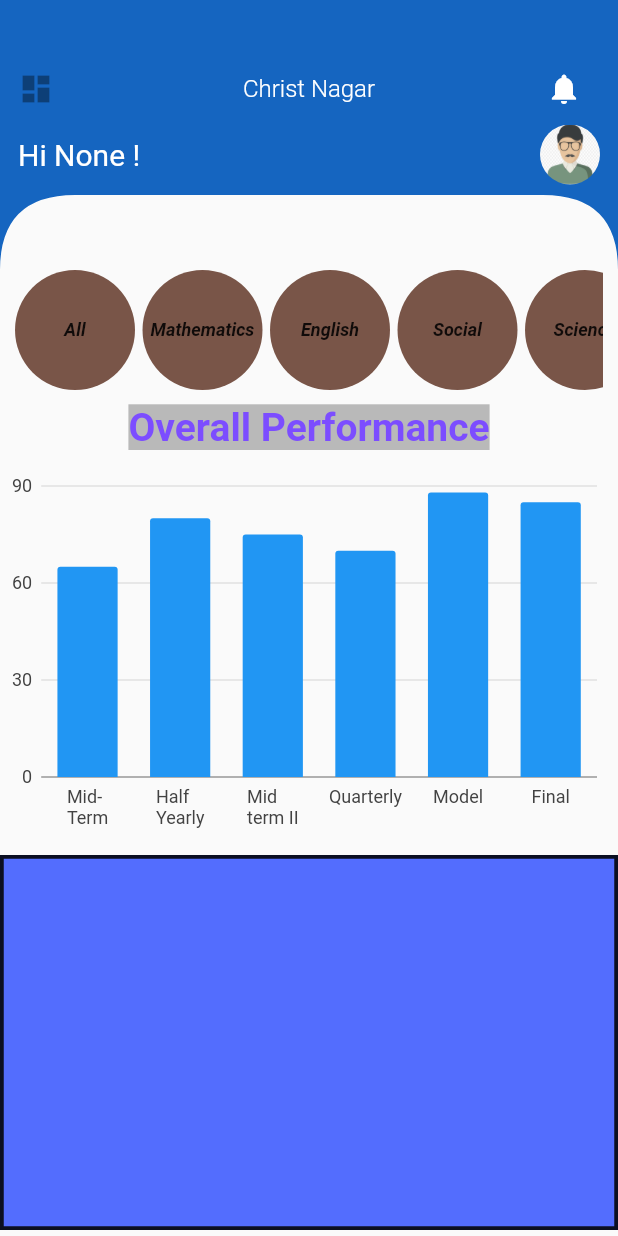
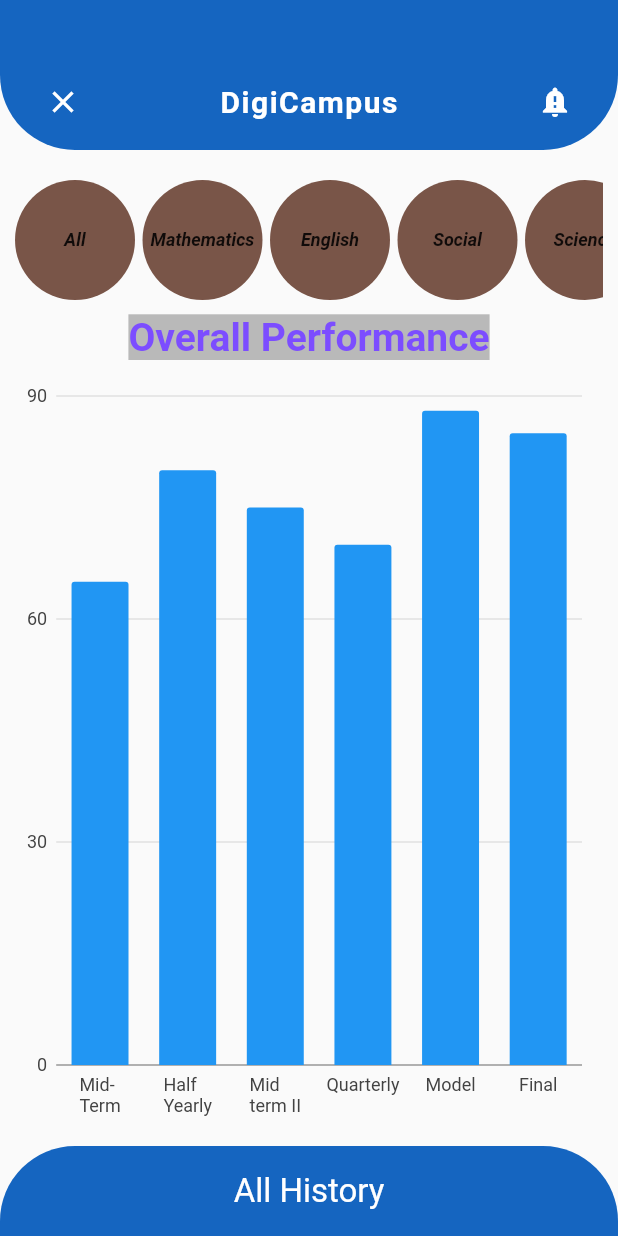
Before and after one commit to jijo0465/parent_app, a Flutter app: the ResultScreen screen opened by its route, on a phone screen of 412 x 824 dp. Run offline on Flutter 3.47's test engine with Material 2 defaults, Android fonts, the phone set to English and light mode, and no system bars; our stand-ins replace charts_flutter, shared_preferences; missing offline and left inert: dart:ffi, timeline_list; accounts and stored records are empty; Roboto replaces fonts that are missing (Montserrat).

```diff
--- a/lib/components/digi_drawer.dart
+++ b/lib/components/digi_drawer.dart
@@ -81,7 +81,7 @@ class _HiddenDrawerState extends State<HiddenDrawer>
             setState(() {});
           });
     scaleAnimation =
-        Tween<double>(begin: 1.0, end: 0.92).animate(animationController);
+        Tween<double>(begin: 1.0, end: 1.1).animate(animationController);
     radiusAnimation = BorderRadiusTween(
             begin: BorderRadius.circular(0.0), end: BorderRadius.circular(32))
         .animate(
--- /dev/null
+++ b/lib/components/digicampus_appbar.dart
@@ -0,0 +1,51 @@
+import 'package:flutter/material.dart';
+
+class DigiCampusAppbar extends StatelessWidget {
+  final VoidCallback onDrawerTapped;
+  final IconData icon;
+  const DigiCampusAppbar({Key key, this.onDrawerTapped, this.icon}) : super(key: key);
+
+  @override
+  Widget build(BuildContext context) {
+    return Container(
+      alignment: Alignment.bottomCenter,
+      padding: EdgeInsets.only(bottom: 20),
+      child: Row(
+        mainAxisAlignment: MainAxisAlignment.spaceBetween,
+        children: <Widget>[
+          Padding(
+            padding: const EdgeInsets.only(left: 30),
+            child: GestureDetector(
+              onTap: onDrawerTapped,
+              child: Container(
+                child: Icon(icon, color: Colors.white),
+              ),
+            ),
+          ),
+          Text(
+            'DigiCampus',
+            style: TextStyle(
+                letterSpacing: 1,
+                color: Colors.white,
+                fontSize: 20,
+                fontWeight: FontWeight.w600),
+          ),
+          Padding(
+            padding: const EdgeInsets.only(right: 30),
+            child: Icon(
+              Icons.notification_important,
+              color: Colors.white,
+            ),
+          )
+        ],
+      ),
+      decoration: BoxDecoration(
+          color: Colors.blue[800],
+          borderRadius: BorderRadius.only(
+              bottomLeft: Radius.circular(50),
+              bottomRight: Radius.circular(50))),
+      height: 100,
+      width: MediaQuery.of(context).size.width,
+    );
+  }
+}
--- a/lib/redirect.dart
+++ b/lib/redirect.dart
@@ -26,16 +26,17 @@ class _RedirectState extends State<Redirect> {
   Widget build(BuildContext context) {
     return Consumer<LoginState>(
         builder: (BuildContext context, LoginState value, Widget child) {
-      if (_loginStatus!=null) {
+      if (_loginStatus!=null && value.status==Status.Uninitialized) {
         SharedPreferences.getInstance().then((prefs) {
           _loginStatus = prefs.getBool('loggedIn');
           if (_loginStatus == true) {
             value.setStatus(Status.Authenticated);
-          } else {
+          }else{
             value.setStatus(Status.Unauthenticated);
           }
         });
       }
+      print(value.status);
       switch (value.status) {
         case Status.Uninitialized:
           return LoadingScreen();
--- a/lib/screens/login_screen.dart
+++ b/lib/screens/login_screen.dart
@@ -58,7 +58,7 @@ class _LoginScreenState extends State<LoginScreen> {
                     return RaisedButton(
                         child: Text('Log in'),
                         onPressed: () async {
-                          value.setStatus(Status.Authenticating);
+                          // value.setStatus(Status.Authenticating);
 
                           Parent parent =
                               await DigiAuth().signIn(_id, _password);
--- a/lib/screens/result_screen.dart
+++ b/lib/screens/result_screen.dart
@@ -1,7 +1,10 @@
+import 'package:flutter/cupertino.dart';
 import 'package:flutter/material.dart';
 import 'package:parent_app/components/digi_appbar.dart';
 import 'package:parent_app/components/digi_subject_bar.dart';
 import 'package:parent_app/components/digi_graph_chart.dart';
+import 'package:parent_app/components/digi_time_line.dart';
+import 'package:parent_app/components/digicampus_appbar.dart';
 
 enum Subjects { All, Mathematics, English, Social, Science, Malayalam, Hindi }
 
@@ -24,7 +27,19 @@ class _ResultScreenState extends State<ResultScreen> {
     'Hindi'
   ];
   String title = titleList.first;
-  int subjectIndex=0;
+  int subjectIndex = 0;
+  PageController _pageController = PageController(
+    initialPage: 0,
+  );
+
+  @override
+  void initState() {
+    _pageController.addListener(() {
+      print('gasd');
+    });
+    super.initState();
+  }
+
   @override
   Widget build(BuildContext context) {
     return Scaffold(
@@ -34,10 +49,15 @@ class _ResultScreenState extends State<ResultScreen> {
         //             backgroundColor: Colors.blue,
         //             color: Colors.black87,
         //             fontWeight: FontWeight.bold))),
-        body: Column(children: <Widget>[
-      DigiAppbar(),
-      Expanded(
-        child: ListView(scrollDirection: Axis.vertical, children: <Widget>[
+        body: Stack(
+      children: <Widget>[
+        PageView(
+          controller: _pageController,
+          scrollDirection: Axis.vertical,
+          children: <Widget>[
+            Container(
+              child: Column(children: <Widget>[
+                SizedBox(height: 120),
                 Container(
                     padding: EdgeInsets.only(left: 10, right: 10),
                     //height: 500,
@@ -55,43 +75,43 @@ class _ResultScreenState extends State<ResultScreen> {
                                   case 0:
                                     setState(() {
                                       selectedSubject = Subjects.All;
-                                subjectIndex=0;
+                                      subjectIndex = 0;
                                     });
                                     break;
                                   case 1:
                                     setState(() {
                                       selectedSubject = Subjects.Mathematics;
-                                subjectIndex=1;
+                                      subjectIndex = 1;
                                     });
                                     break;
                                   case 2:
                                     setState(() {
                                       selectedSubject = Subjects.English;
-                                subjectIndex=2;
+                                      subjectIndex = 2;
                                     });
                                     break;
                                   case 3:
                                     setState(() {
                                       selectedSubject = Subjects.Social;
-                                subjectIndex=3;
+                                      subjectIndex = 3;
                                     });
                                     break;
                                   case 4:
                                     setState(() {
                                       selectedSubject = Subjects.Science;
-                                subjectIndex=4;
+                                      subjectIndex = 4;
                                     });
                                     break;
                                   case 5:
                                     setState(() {
                                       selectedSubject = Subjects.Malayalam;
-                                subjectIndex=5;
+                                      subjectIndex = 5;
                                     });
                                     break;
                                   case 6:
                                     setState(() {
                                       selectedSubject = Subjects.Hindi;
-                                subjectIndex=6;
+                                      subjectIndex = 6;
                                     });
                                     break;
                                 }
@@ -111,30 +131,95 @@ class _ResultScreenState extends State<ResultScreen> {
                           backgroundColor: Colors.black26,
                           color: Colors.deepPurpleAccent),
                     )),
-          Container(
+                Expanded(
+                  child: Container(
                     margin: EdgeInsets.only(top: 10),
                     height: 250,
                     width: (MediaQuery.of(context).size.width) - 20,
+                    child: Charts(index: subjectIndex),
+                  ),
+                ),
+                SizedBox(height: 12),
+                GestureDetector(
+                  onTap: () {
+                    _pageController.nextPage(
+                        duration: Duration(milliseconds: 300),
+                        curve: Curves.linear);
+                  },
                   child: Container(
-                width: MediaQuery.of(context).size.width,
-                height: 200,
-                child: Charts(index:subjectIndex)),
-            // decoration: BoxDecoration(
-            //     color: Colors.indigoAccent,
-            //     shape: BoxShape.rectangle,
-            //     border: Border.all(color: Colors.black87, width: 2.5)),
+                      height: 60,
+                      decoration: BoxDecoration(
+                          color: Colors.blue[800],
+                          borderRadius: BorderRadius.only(
+                              topLeft: Radius.circular(50),
+                              topRight: Radius.circular(50))),
+                      alignment: Alignment.center,
+                      child: Text(
+                        '${selectedSubject.toString().replaceFirst('Subjects.', '')} History',
+                        style: TextStyle(fontSize: 22, color: Colors.white),
+                      )),
+                ),
+              ]),
+            ),
+            Column(
+              children: <Widget>[
+                Container(
+                  height: 120 - MediaQuery.of(context).padding.top,
+                  decoration: BoxDecoration(
+                      color: Colors.blue[800],
+                      borderRadius: BorderRadius.only(
+                          bottomLeft: Radius.circular(50),
+                          bottomRight: Radius.circular(50))),
+                ),
+                SizedBox(
+                  height: 12,
                 ),
                 Container(
-            margin: EdgeInsets.only(top: 10),
-            height: 250,
-            width: (MediaQuery.of(context).size.width) - 20,
+                    alignment: Alignment.centerLeft,
+                    child: Row(
+                      children: <Widget>[
+                        SizedBox(
+                          width: 12,
+                        ),
+                        Text(
+                          '${selectedSubject.toString().replaceFirst('Subjects.', '')} History',
+                          style: TextStyle(
+                              fontSize: 22,
+                              fontWeight: FontWeight.w600,
+                              color: Colors.blue[900]),
+                        ),
+                        Icon(Icons.arrow_drop_down_circle,color: Colors.blue[900])
+                      ],
+                    )),
+                SizedBox(height: 12),
+                Container(
                   decoration: BoxDecoration(
-                color: Colors.indigoAccent,
-                shape: BoxShape.rectangle,
-                border: Border.all(color: Colors.black87, width: 2.5)),
+                      color: Colors.blue[300],
+                      borderRadius: BorderRadius.only(
+                          topLeft: Radius.circular(50),
+                          topRight: Radius.circular(50))),
+                  width: (MediaQuery.of(context).size.width),
+                  height: MediaQuery.of(context).size.height - 120 - 30 - 12,
+                  child: TimelinePage(
+                    title: 'Last Month Results',
+                    onDismissed: () {
+                      _pageController.animateToPage(0,
+                          duration: Duration(milliseconds: 200),
+                          curve: Curves.linear);
+                    },
+                  ),
+                ),
+              ],
             )
-        ]),
+          ],
+        ),
+        DigiCampusAppbar(
+          icon: Icons.close,
+          onDrawerTapped: () {
+            Navigator.of(context).pop();
+          },
         )
-    ]));
+      ],
+    ));
   }
 }
--- a/pubspec.yaml
+++ b/pubspec.yaml
@@ -29,6 +29,8 @@ dependencies:
   flutter_staggered_grid_view: ^0.2.7
   charts_flutter: ^0.9.0
   http: ^0.12.0+4
+  bezier_chart: ^1.0.16
+  timeline_list: ^0.0.5
 
 dev_dependencies:
   flutter_test:
```
Also changed, not shown: lib/components/data.dart (added, +140 -0 lines), lib/components/digi_graph_chart.dart (+58 -45 lines), lib/components/digi_time_line.dart (added, +86 -0 lines), lib/screens/home_screen.dart (+16 -50 lines), pubspec.lock. Lines whose indentation alone changed are shown as unchanged.
